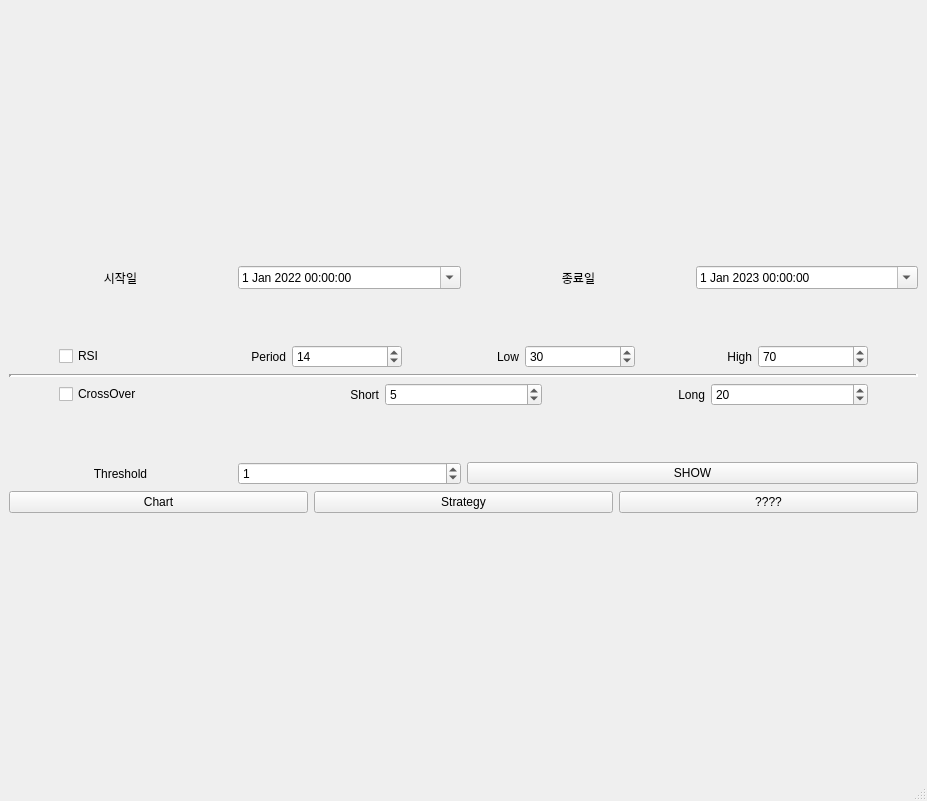
The window that strategy-ui.ui (annakky/moneyMoney) describes before a commit, drawn with Qt 5.
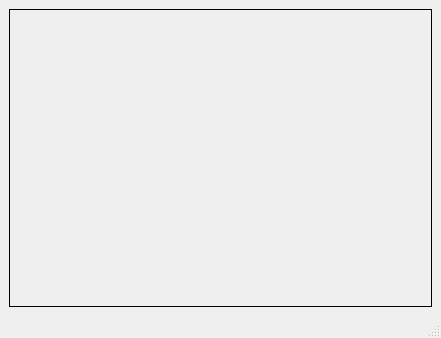
The same window after the commit. The open tabs and pages were chosen to show the change.

Commit message: ui: backtesting ui 이동 추가

The edit to the form file:
```diff
--- a/strategy-ui.ui
+++ b/strategy-ui.ui
@@ -6,366 +6,59 @@
    <rect>
     <x>0</x>
     <y>0</y>
-    <width>927</width>
-    <height>801</height>
+    <width>441</width>
+    <height>338</height>
    </rect>
   </property>
+  <property name="sizePolicy">
+   <sizepolicy hsizetype="Expanding" vsizetype="Expanding">
+    <horstretch>0</horstretch>
+    <verstretch>0</verstretch>
+   </sizepolicy>
+  </property>
   <property name="windowTitle">
    <string>MainWindow</string>
   </property>
   <widget class="QWidget" name="centralwidget">
-   <layout class="QVBoxLayout" name="verticalLayout">
-    <item>
-     <layout class="QVBoxLayout" name="verticalLayout_4">
-      <item>
-       <layout class="QVBoxLayout" name="body_layout">
-        <item>
-         <layout class="QHBoxLayout" name="horizontalLayout_13">
-          <item>
-           <layout class="QHBoxLayout" name="horizontalLayout_14">
-            <item>
-             <widget class="QLabel" name="label_2">
-              <property name="text">
-               <string>시작일</string>
-              </property>
-              <property name="alignment">
-               <set>Qt::AlignCenter</set>
-              </property>
-             </widget>
-            </item>
-            <item>
-             <widget class="QDateTimeEdit" name="start_datetime_value">
-              <property name="dateTime">
-               <datetime>
-                <hour>0</hour>
-                <minute>0</minute>
-                <second>0</second>
-                <year>2022</year>
-                <month>1</month>
-                <day>1</day>
-               </datetime>
-              </property>
-              <property name="calendarPopup">
-               <bool>true</bool>
-              </property>
-             </widget>
-            </item>
-           </layout>
-          </item>
-          <item>
-           <layout class="QHBoxLayout" name="horizontalLayout_15">
-            <item>
-             <widget class="QLabel" name="label_3">
-              <property name="text">
-               <string>종료일</string>
-              </property>
-              <property name="alignment">
-               <set>Qt::AlignCenter</set>
-              </property>
-             </widget>
-            </item>
-            <item>
-             <widget class="QDateTimeEdit" name="end_datetime_value">
-              <property name="dateTime">
-               <datetime>
-                <hour>0</hour>
-                <minute>0</minute>
-                <second>0</second>
-                <year>2023</year>
-                <month>1</month>
-                <day>1</day>
-               </datetime>
-              </property>
-              <property name="calendarPopup">
-               <bool>true</bool>
-              </property>
-             </widget>
-            </item>
-           </layout>
-          </item>
-         </layout>
-        </item>
-        <item>
-         <spacer name="verticalSpacer">
-          <property name="orientation">
-           <enum>Qt::Vertical</enum>
-          </property>
-          <property name="sizeType">
-           <enum>QSizePolicy::Fixed</enum>
-          </property>
-          <property name="sizeHint" stdset="0">
-           <size>
-            <width>10</width>
-            <height>50</height>
-           </size>
-          </property>
-         </spacer>
-        </item>
-        <item>
-         <layout class="QHBoxLayout" name="horizontalLayout_10">
-          <item>
-           <spacer name="horizontalSpacer_3">
-            <property name="orientation">
-             <enum>Qt::Horizontal</enum>
-            </property>
-            <property name="sizeType">
-             <enum>QSizePolicy::Preferred</enum>
-            </property>
-            <property name="sizeHint" stdset="0">
-             <size>
-              <width>50</width>
-              <height>20</height>
-             </size>
-            </property>
-           </spacer>
-          </item>
-          <item>
-           <widget class="QCheckBox" name="rsi_checkbox">
-            <property name="text">
-             <string>RSI</string>
-            </property>
-           </widget>
-          </item>
-          <item>
-           <widget class="QLabel" name="rsi_period_label">
-            <property name="text">
-             <string>Period</string>
-            </property>
-            <property name="alignment">
-             <set>Qt::AlignRight|Qt::AlignTrailing|Qt::AlignVCenter</set>
-            </property>
-           </widget>
-          </item>
-          <item>
-           <widget class="QSpinBox" name="rsi_period_value">
-            <property name="value">
-             <number>14</number>
-            </property>
-           </widget>
-          </item>
-          <item>
-           <widget class="QLabel" name="rsi_low_label">
-            <property name="text">
-             <string>Low</string>
-            </property>
-            <property name="alignment">
-             <set>Qt::AlignRight|Qt::AlignTrailing|Qt::AlignVCenter</set>
-            </property>
-           </widget>
-          </item>
-          <item>
-           <widget class="QSpinBox" name="rsi_low_value">
-            <property name="value">
-             <number>30</number>
-            </property>
-           </widget>
-          </item>
-          <item>
-           <widget class="QLabel" name="rsi_high_label">
-            <property name="text">
-             <string>High</string>
-            </property>
-            <property name="alignment">
-             <set>Qt::AlignRight|Qt::AlignTrailing|Qt::AlignVCenter</set>
-            </property>
-           </widget>
-          </item>
-          <item>
-           <widget class="QSpinBox" name="rsi_high_value">
-            <property name="value">
-             <number>70</number>
-            </property>
-           </widget>
-          </item>
-          <item>
-           <spacer name="horizontalSpacer_4">
-            <property name="orientation">
-             <enum>Qt::Horizontal</enum>
-            </property>
-            <property name="sizeType">
-             <enum>QSizePolicy::Preferred</enum>
-            </property>
-            <property name="sizeHint" stdset="0">
-             <size>
-              <width>50</width>
-              <height>20</height>
-             </size>
-            </property>
-           </spacer>
-          </item>
-         </layout>
-        </item>
-        <item>
-         <widget class="Line" name="line">
-          <property name="lineWidth">
-           <number>3</number>
-          </property>
-          <property name="orientation">
-           <enum>Qt::Horizontal</enum>
-          </property>
-         </widget>
-        </item>
-        <item>
-         <layout class="QVBoxLayout" name="verticalLayout_7">
-          <item>
-           <layout class="QHBoxLayout" name="horizontalLayout_3">
-            <item>
-             <spacer name="horizontalSpacer">
-              <property name="orientation">
-               <enum>Qt::Horizontal</enum>
-              </property>
-              <property name="sizeType">
-               <enum>QSizePolicy::Preferred</enum>
-              </property>
-              <property name="sizeHint" stdset="0">
-               <size>
-                <width>50</width>
-                <height>20</height>
-               </size>
-              </property>
-             </spacer>
-            </item>
-            <item>
-             <widget class="QCheckBox" name="crossover_checkbox">
-              <property name="text">
-               <string>CrossOver</string>
-              </property>
-             </widget>
-            </item>
-            <item>
-             <widget class="QLabel" name="crossover_short_label">
-              <property name="layoutDirection">
-               <enum>Qt::RightToLeft</enum>
-              </property>
-              <property name="text">
-               <string>Short</string>
-              </property>
-              <property name="alignment">
-               <set>Qt::AlignRight|Qt::AlignTrailing|Qt::AlignVCenter</set>
-              </property>
-             </widget>
-            </item>
-            <item>
-             <widget class="QSpinBox" name="crossover_short_value">
-              <property name="value">
-               <number>5</number>
-              </property>
-             </widget>
-            </item>
-            <item>
-             <widget class="QLabel" name="crossover_long_label">
-              <property name="text">
-               <string>Long</string>
-              </property>
-              <property name="alignment">
-               <set>Qt::AlignRight|Qt::AlignTrailing|Qt::AlignVCenter</set>
-              </property>
-             </widget>
-            </item>
-            <item>
-             <widget class="QSpinBox" name="crossover_long_value">
-              <property name="value">
-               <number>20</number>
-              </property>
-             </widget>
-            </item>
-            <item>
-             <spacer name="horizontalSpacer_2">
-              <property name="orientation">
-               <enum>Qt::Horizontal</enum>
-              </property>
-              <property name="sizeType">
-               <enum>QSizePolicy::Preferred</enum>
-              </property>
-              <property name="sizeHint" stdset="0">
-               <size>
-                <width>50</width>
-                <height>20</height>
-               </size>
-              </property>
-             </spacer>
-            </item>
-           </layout>
-          </item>
-         </layout>
-        </item>
-        <item>
-         <spacer name="verticalSpacer_2">
-          <property name="orientation">
-           <enum>Qt::Vertical</enum>
-          </property>
-          <property name="sizeType">
-           <enum>QSizePolicy::Fixed</enum>
-          </property>
-          <property name="sizeHint" stdset="0">
-           <size>
-            <width>10</width>
-            <height>50</height>
-           </size>
-          </property>
-         </spacer>
-        </item>
-        <item>
-         <layout class="QHBoxLayout" name="horizontalLayout_11">
-          <item>
-           <layout class="QHBoxLayout" name="horizontalLayout_12">
-            <item>
-             <widget class="QLabel" name="label">
-              <property name="text">
-               <string>Threshold</string>
-              </property>
-              <property name="alignment">
-               <set>Qt::AlignCenter</set>
-              </property>
-             </widget>
-            </item>
-            <item>
-             <widget class="QSpinBox" name="threshold_value">
-              <property name="value">
-               <number>1</number>
-              </property>
-             </widget>
-            </item>
-           </layout>
-          </item>
-          <item>
-           <widget class="QPushButton" name="create_strategy_button">
-            <property name="text">
-             <string>SHOW</string>
-            </property>
-            <property name="checkable">
-             <bool>false</bool>
-            </property>
-           </widget>
-          </item>
-         </layout>
-        </item>
-       </layout>
-      </item>
-      <item>
-       <layout class="QHBoxLayout" name="horizontalLayout_6">
-        <item>
-         <widget class="QPushButton" name="HomeButton_2">
-          <property name="text">
-           <string>Chart</string>
-          </property>
-         </widget>
-        </item>
-        <item>
-         <widget class="QPushButton" name="StrategyButton_2">
-          <property name="text">
-           <string>Strategy</string>
-          </property>
-         </widget>
-        </item>
-        <item>
-         <widget class="QPushButton" name="SampleButton_2">
-          <property name="text">
-           <string>????</string>
-          </property>
-         </widget>
-        </item>
-       </layout>
+   <property name="sizePolicy">
+    <sizepolicy hsizetype="Expanding" vsizetype="Expanding">
+     <horstretch>0</horstretch>
+     <verstretch>0</verstretch>
+    </sizepolicy>
+   </property>
+   <layout class="QGridLayout" name="gridLayout_2">
+    <item row="0" column="0">
+     <layout class="QGridLayout" name="gridLayout">
+      <item row="0" column="0">
+       <widget class="QStackedWidget" name="stackedWidget">
+        <property name="sizePolicy">
+         <sizepolicy hsizetype="Expanding" vsizetype="Expanding">
+          <horstretch>0</horstretch>
+          <verstretch>0</verstretch>
+         </sizepolicy>
+        </property>
+        <property name="layoutDirection">
+         <enum>Qt::LeftToRight</enum>
+        </property>
+        <property name="frameShape">
+         <enum>QFrame::Box</enum>
+        </property>
+        <property name="currentIndex">
+         <number>1</number>
+        </property>
+        <widget class="QWidget" name="strategy_widget">
+         <property name="sizePolicy">
+          <sizepolicy hsizetype="Expanding" vsizetype="Expanding">
+           <horstretch>100</horstretch>
+           <verstretch>100</verstretch>
+          </sizepolicy>
+         </property>
+         <property name="autoFillBackground">
+          <bool>false</bool>
+         </property>
+        </widget>
+        <widget class="QWidget" name="backtesting_widget"/>
+       </widget>
       </item>
      </layout>
     </item>
```
Left out of the diff: 23 changed lines with no effect on the pictures. The commit also changes 5 other files.
